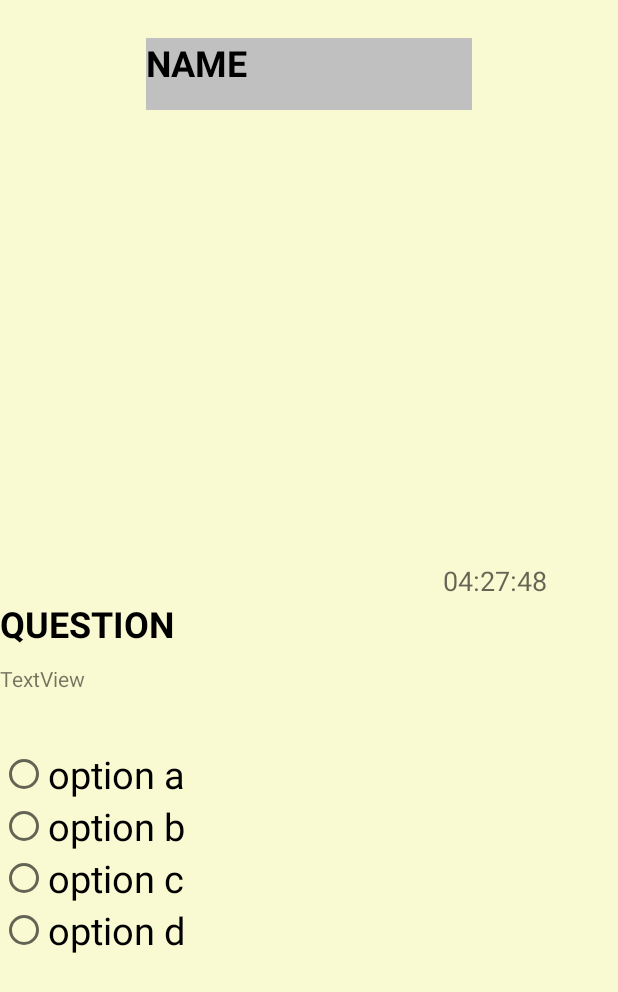
After one commit to sakchi17/MNTC-App, an Android app: the testactivity screen opened directly, with no data from a screen before it, on a phone screen of 412 x 824 dp. The commit adds this screen. Shown: the top 992 px of the screen. Run offline under Robolectric (Android 15) with nearby library versions, the phone set to English and light mode, and no system bars.

Commit message:
Add test activity

```diff
--- a/app/src/main/AndroidManifest.xml
+++ b/app/src/main/AndroidManifest.xml
@@ -15,8 +15,7 @@
         android:label="@string/app_name"
         android:roundIcon="@mipmap/ic_launcher_round"
         android:supportsRtl="true"
-        android:theme="@style/Theme.AppCompat.Light.NoActionBar" >
-
+        android:theme="@style/Theme.AppCompat.Light.NoActionBar">
         <activity android:name=".MainActivity">
             <intent-filter>
                 <action android:name="android.intent.action.MAIN" />
@@ -26,7 +25,8 @@
         </activity>
         <activity
             android:name=".LoginActivity"
-            android:label="@string/title_activity_login"></activity>
+            android:label="@string/title_activity_login" />
+        <activity android:name=".testactivity"></activity>
     </application>
 
 </manifest>
--- /dev/null
+++ b/app/src/main/java/com/example/oem/mntc_app/testactivity.java
@@ -0,0 +1,61 @@
+package com.example.oem.mntc_app;
+
+import android.support.v7.app.AppCompatActivity;
+import android.os.Bundle;
+import java.util.concurrent.TimeUnit;
+import android.app.Activity;
+import android.os.Bundle;
+import android.os.CountDownTimer;
+import android.widget.TextView;
+
+
+public class testactivity extends AppCompatActivity {
+    TextView text1;
+
+    private static final String FORMAT = "%02d:%02d:%02d";
+
+    int seconds , minutes;
+
+    @Override
+    protected void onCreate(Bundle savedInstanceState) {
+        super.onCreate(savedInstanceState);
+        setContentView(R.layout.activity_testactivity);
+
+      /*  public void onRadioButtonClicked(View view) {
+            // Is the button now checked?
+            boolean checked = ((RadioButton) view).isChecked();
+
+            // Check which radio button was clicked
+            switch(view.getId()) {
+                case R.id.radio_pirates:
+                    if (checked)
+                        // Pirates are the best
+                        break;
+                case R.id.radio_ninjas:
+                    if (checked)
+                        // Ninjas rule
+                        break;
+            }
+        }*/
+        text1=(TextView)findViewById(R.id.textView1);
+
+        new CountDownTimer(16069000, 1000) { // adjust the milli seconds here
+
+            public void onTick(long millisUntilFinished) {
+
+                text1.setText(""+String.format(FORMAT,
+                        TimeUnit.MILLISECONDS.toHours(millisUntilFinished),
+                        TimeUnit.MILLISECONDS.toMinutes(millisUntilFinished) - TimeUnit.HOURS.toMinutes(
+                                TimeUnit.MILLISECONDS.toHours(millisUntilFinished)),
+                        TimeUnit.MILLISECONDS.toSeconds(millisUntilFinished) - TimeUnit.MINUTES.toSeconds(
+                                TimeUnit.MILLISECONDS.toMinutes(millisUntilFinished))));
+            }
+
+            public void onFinish() {
+                text1.setText("done!");
+            }
+        }.start();
+
+    }
+
+}
--- /dev/null
+++ b/app/src/main/res/layout/activity_testactivity.xml
@@ -0,0 +1,94 @@
+<?xml version="1.0" encoding="utf-8"?>
+<RelativeLayout xmlns:android="http://schemas.android.com/apk/res/android"
+    xmlns:app="http://schemas.android.com/apk/res-auto"
+    xmlns:tools="http://schemas.android.com/tools"
+    android:layout_width="match_parent"
+    android:layout_height="match_parent"
+    tools:context=".testactivity"
+    android:background="#FAFAD2">
+
+
+    <TextView
+        android:id="@+id/textView2"
+        android:layout_width="217dp"
+        android:layout_height="48dp"
+        android:layout_alignParentTop="true"
+        android:layout_centerHorizontal="true"
+        android:layout_marginTop="25dp"
+        android:textSize="24sp"
+        android:text="NAME"
+        android:textColor="#000000"
+        android:textStyle="bold"
+        android:background="#C0C0C0"/>
+
+    <LinearLayout
+        android:layout_width="match_parent"
+        android:layout_height="409dp"
+        android:layout_alignParentBottom="true"
+        android:layout_alignParentStart="true"
+        android:layout_marginBottom="40dp"
+        android:background="#FAFAD2"
+        android:orientation="vertical">
+
+
+        <TextView
+            android:id="@+id/textView1"
+            android:layout_width="wrap_content"
+            android:layout_height="wrap_content"
+            android:layout_alignParentright="true"
+            android:layout_alignParentTop="true"
+            android:layout_marginLeft="295dp"
+            android:layout_marginTop="0dp"
+            android:text="Large Text"
+            android:textAppearance="?android:attr/textAppearanceMedium" />
+        <TextView
+            android:id="@+id/textView"
+            android:layout_width="173dp"
+            android:layout_height="43dp"
+            android:layout_weight="0"
+            android:textSize="24sp"
+            android:text="@string/your_string_name"
+            android:textColor="#000000"
+            android:textStyle="bold"/>
+
+        <TextView
+            android:id="@+id/textView4"
+            android:layout_width="match_parent"
+            android:layout_height="56dp"
+            android:layout_weight="0"
+            android:text="TextView" />
+
+        <RadioGroup xmlns:android="http://schemas.android.com/apk/res/android"
+            android:layout_width="match_parent"
+            android:layout_height="wrap_content"
+            android:orientation="vertical">
+            <RadioButton android:id="@+id/radio_pirates"
+                android:layout_width="wrap_content"
+                android:layout_height="wrap_content"
+                android:text="option a"
+                android:textSize="25sp"
+               />
+            <RadioButton android:id="@+id/radio_ninjas"
+                android:layout_width="wrap_content"
+                android:layout_height="wrap_content"
+                android:text="option b"
+                android:textSize="25sp"
+               />
+            <RadioButton android:id="@+id/radio_c"
+                android:layout_width="wrap_content"
+                android:layout_height="wrap_content"
+                android:text="option c"
+                android:textSize="25sp"
+            />
+            <RadioButton android:id="@+id/radio_d"
+                android:layout_width="wrap_content"
+                android:layout_height="wrap_content"
+                android:text="option d"
+                android:textSize="25sp"
+               />
+        </RadioGroup>
+
+
+    </LinearLayout>
+
+</RelativeLayout>
--- a/app/src/main/res/values/strings.xml
+++ b/app/src/main/res/values/strings.xml
@@ -12,6 +12,7 @@
     <string name="error_invalid_password">This password is too short</string>
     <string name="error_incorrect_password">This password is incorrect</string>
     <string name="error_field_required">This field is required</string>
+    <string name="your_string_name">QUESTION</string>
     <string name="permission_rationale">"Contacts permissions are needed for providing email
         completions."
     </string>
```
Also changed, not shown: app/build.gradle (line endings or trailing spaces), gradle/wrapper/gradle-wrapper.properties.
